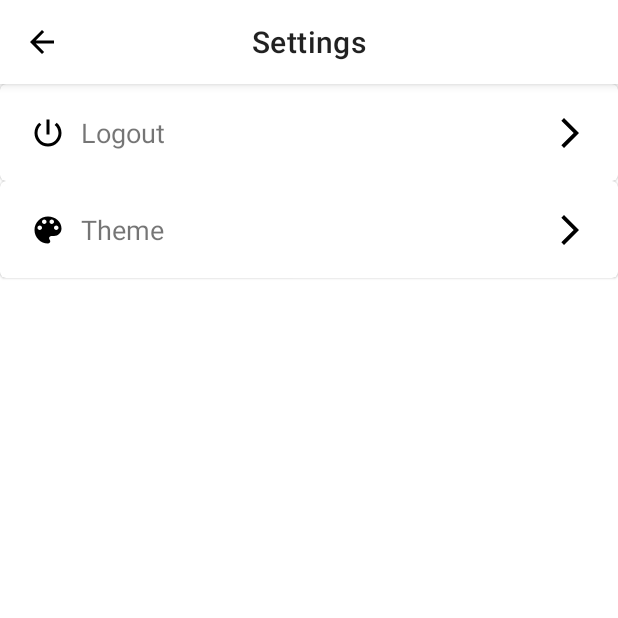
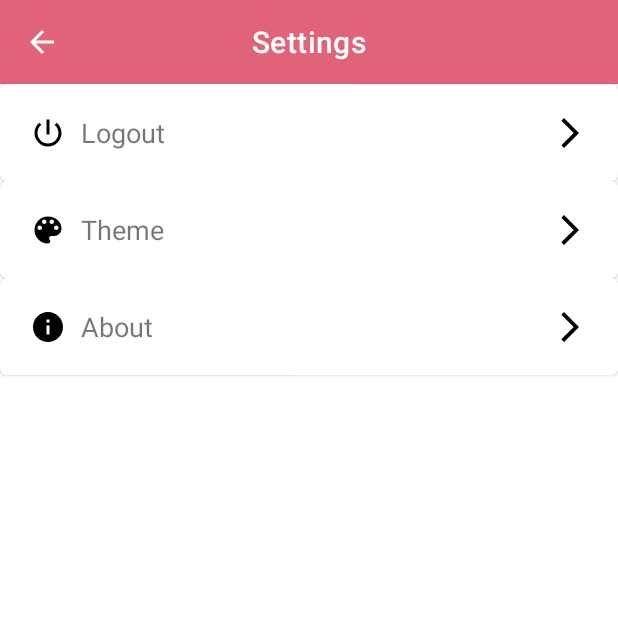
Before and after one commit to nabilqois/Sipala, an Android app: the SettingsActivity screen opened directly, with no data from a screen before it, on a phone screen of 412 x 824 dp, the top half of it. Run offline under Robolectric (Android 15) with nearby library versions, the phone set to English and light mode, and no system bars; our stand-ins replace Firebase (no records; nobody signed in at launch, a user with empty details on screens opened directly).

Commit message:
add and set content AboutActivity.kt

```diff
--- a/app/src/main/AndroidManifest.xml
+++ b/app/src/main/AndroidManifest.xml
@@ -13,6 +13,9 @@
         android:supportsRtl="true"
         android:theme="@style/Theme.Sipala"
         tools:targetApi="31">
+        <activity
+            android:name=".AboutActivity"
+            android:exported="false" />
         <activity
             android:name=".TipsKesehatanLambungActivity"
             android:exported="false" />
--- a/app/src/main/java/com/nabil/sipala/ProfileActivity.kt
+++ b/app/src/main/java/com/nabil/sipala/ProfileActivity.kt
@@ -37,7 +37,7 @@ class ProfileActivity : AppCompatActivity() {
                 uploadTask.addOnSuccessListener {
                     binding.progressBar.visibility = View.INVISIBLE
                     storageRef.child("$email/photo").downloadUrl.addOnSuccessListener {
-                        Glide.with(this)
+                        Glide.with(applicationContext)
                             .load(it)
                             .circleCrop()
                             .into(binding.imgProfile)
--- a/app/src/main/java/com/nabil/sipala/SettingsActivity.kt
+++ b/app/src/main/java/com/nabil/sipala/SettingsActivity.kt
@@ -4,8 +4,6 @@ import android.content.Intent
 import androidx.appcompat.app.AppCompatActivity
 import android.os.Bundle
 import com.google.firebase.auth.FirebaseAuth
-import com.google.firebase.auth.ktx.auth
-import com.google.firebase.ktx.Firebase
 import com.nabil.sipala.databinding.ActivitySettingsBinding
 
 class SettingsActivity : AppCompatActivity() {
@@ -32,5 +30,10 @@ class SettingsActivity : AppCompatActivity() {
             val toTheme = Intent(this, ThemeActivity::class.java)
             startActivity(toTheme)
         }
+
+        binding.cardAbout.setOnClickListener {
+            val toAbout = Intent(this, AboutActivity::class.java)
+            startActivity(toAbout)
+        }
     }
 }
--- /dev/null
+++ b/app/src/main/res/drawable/ic_about.xml
@@ -0,0 +1,5 @@
+<vector android:height="24dp" android:tint="#000000"
+    android:viewportHeight="24" android:viewportWidth="24"
+    android:width="24dp" xmlns:android="http://schemas.android.com/apk/res/android">
+    <path android:fillColor="@android:color/white" android:pathData="M12,2C6.48,2 2,6.48 2,12s4.48,10 10,10 10,-4.48 10,-10S17.52,2 12,2zM13,17h-2v-6h2v6zM13,9h-2L11,7h2v2z"/>
+</vector>
--- a/app/src/main/res/layout/activity_settings.xml
+++ b/app/src/main/res/layout/activity_settings.xml
@@ -8,9 +8,10 @@
 
     <com.google.android.material.appbar.AppBarLayout
         android:id="@+id/appbarlayout"
-        android:backgroundTint="?attr/colorOnPrimary"
+        android:backgroundTint="@color/pink_rose"
         android:layout_width="match_parent"
         android:layout_height="wrap_content"
+        app:elevation="0dp"
         app:statusBarForeground="@color/pink_rose"
         app:layout_constraintTop_toTopOf="parent"
         app:layout_constraintStart_toStartOf="parent"
@@ -22,7 +23,9 @@
             android:layout_width="match_parent"
             android:layout_height="?attr/actionBarSize"
             app:title="Settings"
+            app:titleTextColor="@color/white"
             app:titleCentered="true"
+            app:navigationIconTint="@color/white"
             app:navigationIcon="@drawable/ic_arrow_back"/>
 
 
@@ -115,4 +118,47 @@
         </androidx.constraintlayout.widget.ConstraintLayout>
     </com.google.android.material.card.MaterialCardView>
 
+    <com.google.android.material.card.MaterialCardView
+        android:id="@+id/card_about"
+        android:layout_width="match_parent"
+        android:layout_height="wrap_content"
+        app:layout_constraintTop_toBottomOf="@id/card_theme"
+        app:layout_constraintStart_toStartOf="parent"
+        app:layout_constraintEnd_toEndOf="parent"
+        app:contentPadding="20dp">
+        <androidx.constraintlayout.widget.ConstraintLayout
+            android:layout_width="match_parent"
+            android:layout_height="match_parent">
+            <ImageView
+                android:id="@+id/ic_about"
+                android:layout_width="wrap_content"
+                android:layout_height="wrap_content"
+                android:src="@drawable/ic_about"
+                style="@style/MyIcon"
+                app:layout_constraintStart_toStartOf="parent"
+                app:layout_constraintTop_toTopOf="parent"
+                app:layout_constraintBottom_toBottomOf="parent"
+                android:contentDescription="tombol logout" />
+            <TextView
+                android:layout_width="wrap_content"
+                android:layout_height="wrap_content"
+                android:text="About"
+                android:textSize="18sp"
+                android:layout_marginStart="10dp"
+                app:layout_constraintStart_toEndOf="@id/ic_about"
+                app:layout_constraintTop_toTopOf="parent"
+                app:layout_constraintBottom_toBottomOf="parent"/>
+            <ImageView
+                android:layout_width="wrap_content"
+                android:layout_height="wrap_content"
+                style="@style/MyIcon"
+                android:src="@drawable/ic_arrow_forward"
+                app:layout_constraintEnd_toEndOf="parent"
+                app:layout_constraintTop_toTopOf="parent"
+                app:layout_constraintBottom_toBottomOf="parent"
+                />
+
+        </androidx.constraintlayout.widget.ConstraintLayout>
+    </com.google.android.material.card.MaterialCardView>
+
 </androidx.constraintlayout.widget.ConstraintLayout>
--- a/app/src/main/res/values-night/themes.xml
+++ b/app/src/main/res/values-night/themes.xml
@@ -10,7 +10,8 @@
         <item name="colorSecondaryVariant">@color/teal_200</item>
         <item name="colorOnSecondary">@color/black</item>
         <!-- Status bar color. -->
-        <item name="android:statusBarColor" tools:targetApi="l">?attr/colorPrimaryVariant</item>
+<!--        <item name="android:statusBarColor" tools:targetApi="l">?attr/colorPrimaryVariant</item>-->
+        <item name="android:statusBarColor" tools:targetApi="l">@color/grey</item>
         <!-- Customize your theme here. -->
     </style>
 
--- a/app/src/main/res/values/strings.xml
+++ b/app/src/main/res/values/strings.xml
@@ -28,5 +28,7 @@
     <string name="should_6_password">At least enter 6 characters in password</string>
     <string name="pass_not_same">Your first and second Password Was Not Same!</string>
     <string name="tips_lambung">Lambung adalah organ pencernaan yang terdapat dibagian perut manusia. Lambung yang sehat dapat menjalankan tugasnya dengan baik yakni untuk menampung dan mencerna makanan serta menyerap nutrisi dari makanan yang kita konsumsi. Jika lambung mengalami gangguan, nutrisi dalam makanan tidak dapat dicerna secara maksimal dan perut akan merasa tidak enak. Oleh karena inim menjaga kesehatan lambung amatlah penting supaya kita dapat nyaman menyantap makanan dan kebutuhan nutrisi terpenuhi. </string>
-
+    <string name="about_text">Sistem Pakar Diagnosa Penyakit Lambung digunakan untuk mendiagnosa gejala-gejala yang mungkin terjadi pada lambung. Aplikasi ini hanya untuk mendiagnosa, apabila Anda mengalami gejala dan mendapatkan diagnosa dari Aplikasi Kami, disarankan untuk segera melakukan pemeriksaan lebih lanjut dengan dokter pada rumah sakit terdekat.</string>
+    <string name="dev_list">Muhammad Rafi Aziz \nMuhamad Faheem Sultan Al Azis \nNabilah Putri Cantika \nNabil Qois \nDevany Putri Mirasati \nDinda Fathihah Sari \nAdam Aristama \nKhumairotul Khoiriah</string>
+    <string name="univ_year">UNIVERSITAS INDRAPRASTA PGRI \n2023</string>
 </resources>
--- a/app/src/main/res/values/themes.xml
+++ b/app/src/main/res/values/themes.xml
@@ -10,7 +10,8 @@
         <item name="colorSecondaryVariant">@color/teal_700</item>
         <item name="colorOnSecondary">@color/black</item>
         <!-- Status bar color. -->
-        <item name="android:statusBarColor" tools:targetApi="l">?attr/colorPrimaryVariant</item>
+<!--        <item name="android:statusBarColor" tools:targetApi="l">?attr/colorPrimaryVariant</item>-->
+        <item name="android:statusBarColor" tools:targetApi="l">@color/pink_rose</item>
         <!-- Customize your theme here. -->
     </style>
 
```
Also changed, not shown: app/src/main/java/com/nabil/sipala/AboutActivity.kt (added, +19 -0 lines), app/src/main/res/layout/activity_about.xml (added, +102 -0 lines).
